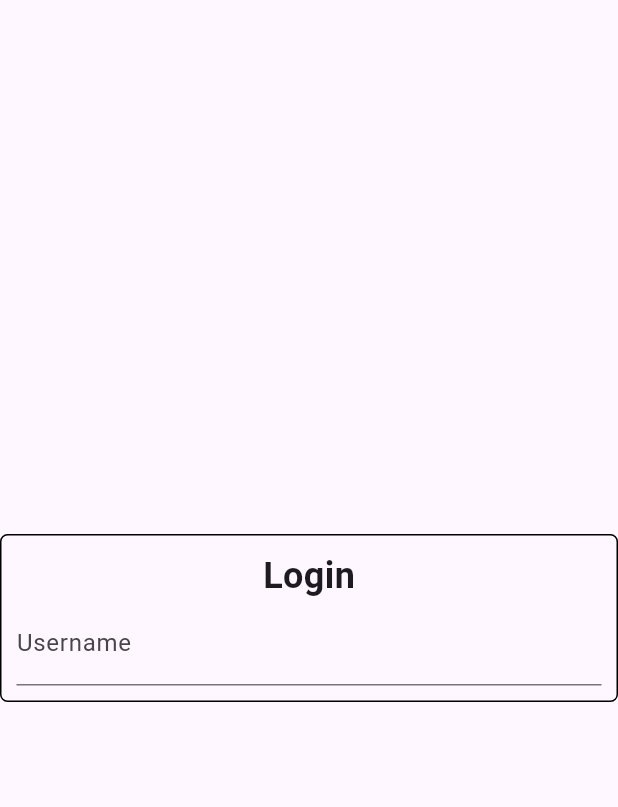
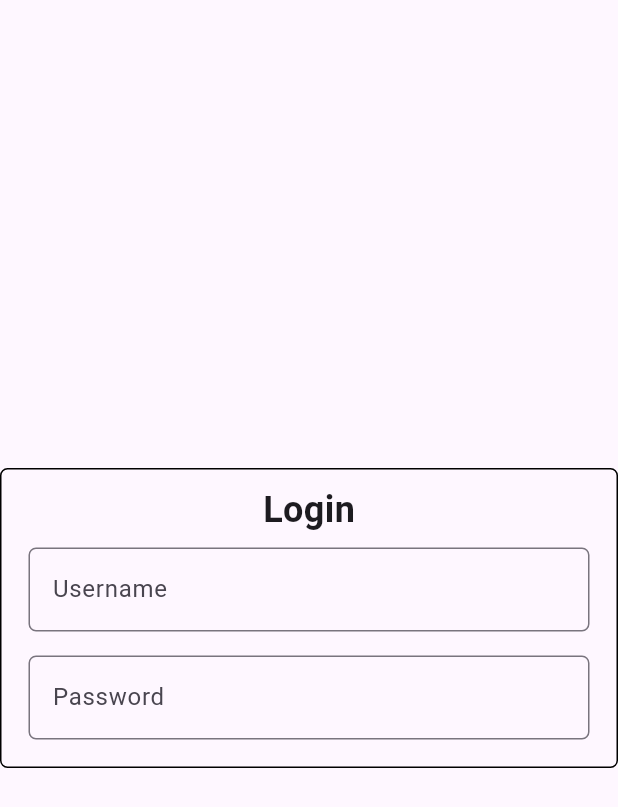
Before and after one commit to qussaif10/flutter-frontend, a Flutter app: the screen it shows after launch, on a phone screen of 412 x 824 dp. Shown: the top 807 px of the screen. Run offline on Flutter 3.47's test engine with Material 3 defaults, Android fonts, the phone set to English and light mode, and no system bars.

Commit message:
adjusting login form text fields

```diff
--- a/lib/main.dart
+++ b/lib/main.dart
@@ -50,9 +50,26 @@ class _LoginFormState extends State<LoginForm> {
                       fontWeight: FontWeight.bold,
                     ),
                   ),
-                  TextFormField(
-                    decoration: const InputDecoration(
-                      labelText: "Username",
+                  Padding(
+                    padding: const EdgeInsets.all(8.0),
+                    child: TextFormField(
+                      decoration: InputDecoration(
+                        hintText: "Username",
+                        border: OutlineInputBorder(
+                          borderRadius: BorderRadius.circular(5),
+                        ),
+                      ),
+                    ),
+                  ),
+                  Padding(
+                    padding: const EdgeInsets.all(8.0),
+                    child: TextFormField(
+                      decoration: InputDecoration(
+                        hintText: "Password",
+                        border: OutlineInputBorder(
+                          borderRadius: BorderRadius.circular(5),
+                        ),
+                      ),
                     ),
                   )
                 ],
```
